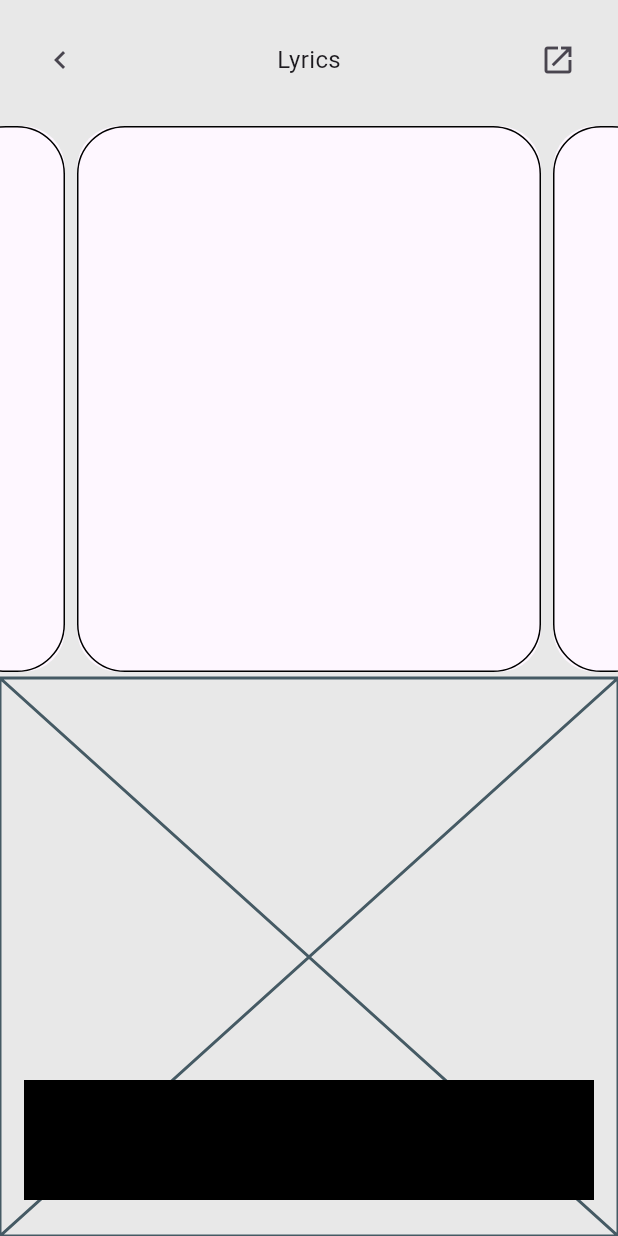
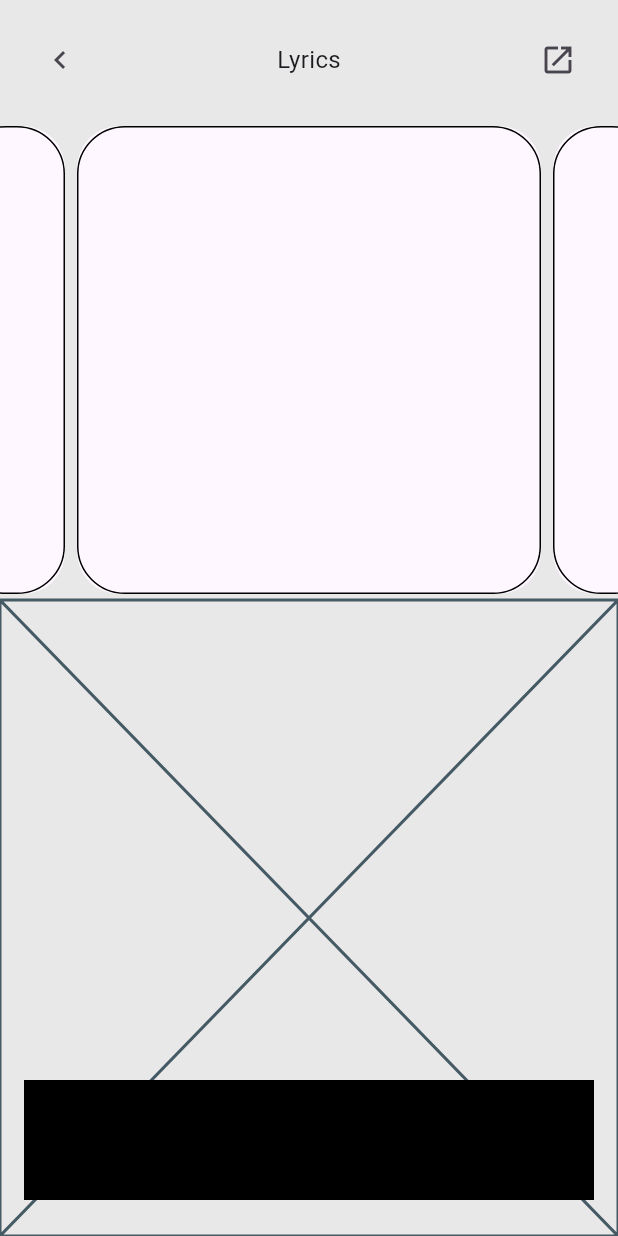
Before and after one commit to JAICHANGPARK/flutter_notebook_chapter_43, a Flutter app: the MusicPlayerScreen screen opened directly, on a phone screen of 412 x 824 dp. Run offline on Flutter 3.47's test engine with Material 3 defaults, Android fonts, the phone set to English and light mode, and no system bars; our stand-ins replace gap, hugeicons.

Commit message:
Update music_player_screen.dart

```diff
--- a/lib/ep2157_music_player_app/ui/player/music_player_screen.dart
+++ b/lib/ep2157_music_player_app/ui/player/music_player_screen.dart
@@ -55,7 +55,8 @@ class _MusicPlayerScreenState extends State<MusicPlayerScreen> {
                       ],
                     ),
                   ),
-                  Expanded(
+                  Container(
+                    height: 320,
                     child: Stack(
                       children: [
                         Positioned(
```
